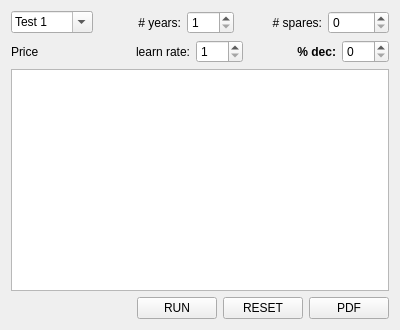
This is CBATool/pyQTFiles/widget.ui in emitsuwu/work-project as Qt 5 draws it before an edit. The edited form follows.
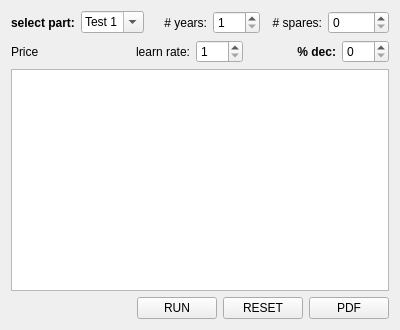
This is the edited form.

Commit message: got a "passable" select part name label and price label for parts

```diff
--- a/CBATool/pyQTFiles/widget.ui
+++ b/CBATool/pyQTFiles/widget.ui
@@ -16,8 +16,36 @@
   <layout class="QVBoxLayout" name="verticalLayout">
    <item>
     <layout class="QHBoxLayout" name="row1Info">
+     <item>
+      <widget class="QLabel" name="label">
+       <property name="sizePolicy">
+        <sizepolicy hsizetype="Fixed" vsizetype="Preferred">
+         <horstretch>0</horstretch>
+         <verstretch>0</verstretch>
+        </sizepolicy>
+       </property>
+       <property name="font">
+        <font>
+         <weight>75</weight>
+         <bold>true</bold>
+        </font>
+       </property>
+       <property name="text">
+        <string>select part:</string>
+       </property>
+       <property name="alignment">
+        <set>Qt::AlignLeading|Qt::AlignLeft|Qt::AlignVCenter</set>
+       </property>
+      </widget>
+     </item>
      <item>
       <widget class="QComboBox" name="partComboBox">
+       <property name="sizePolicy">
+        <sizepolicy hsizetype="Fixed" vsizetype="Fixed">
+         <horstretch>0</horstretch>
+         <verstretch>0</verstretch>
+        </sizepolicy>
+       </property>
        <property name="editable">
         <bool>true</bool>
        </property>
```
The commit also changes 2 other files.
